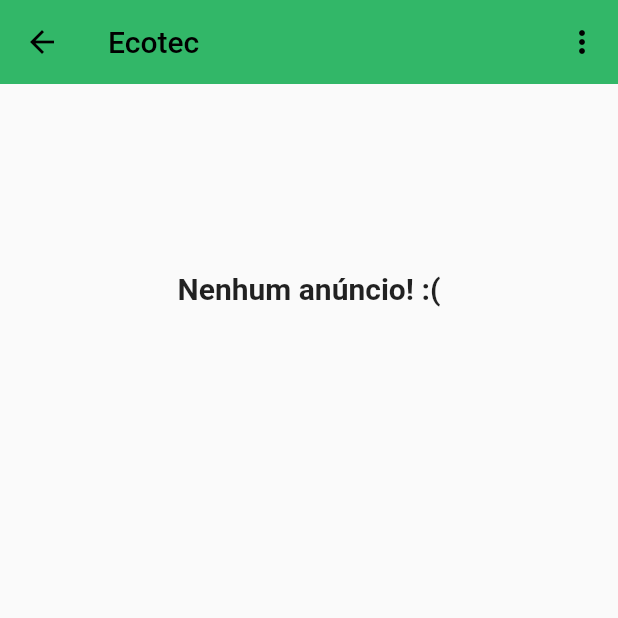
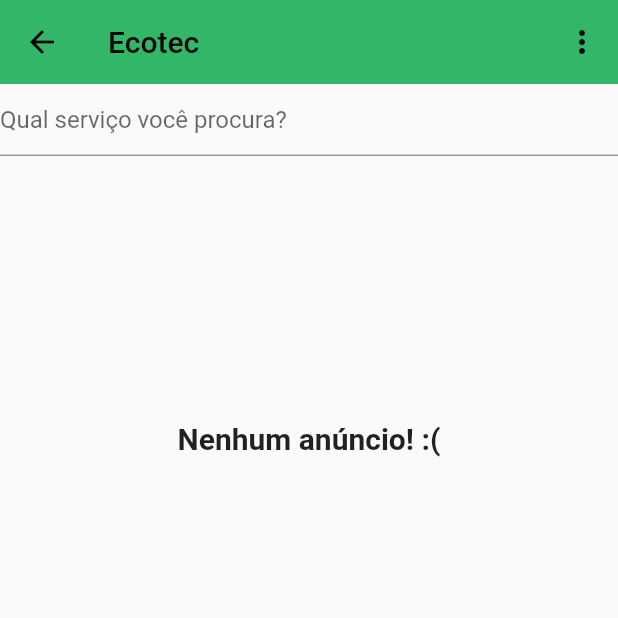
Before and after one commit to jorgedobkovski/ecotec-app, a Flutter app: the screen it shows after launch, on a phone screen of 412 x 824 dp, the top half of it. Run offline on Flutter 3.47's test engine with Material 2 defaults, Android fonts, the phone set to English and light mode, and no system bars; our stand-ins replace brasil_fields, cloud_firestore, firebase_auth, firebase_core, firebase_storage, flutter_swiper_null_safety and 1 more; missing offline and left inert: validadores; accounts and stored records are empty.

Commit message:
feat: adding searching bar in index page

```diff
--- a/lib/models/Offer.dart
+++ b/lib/models/Offer.dart
@@ -6,6 +6,7 @@
   String _location= "";
   String _category= "";
   String _title= "";
+  String _titleToLowerCase= "";
   String _price= "";
   String _description= "";
   String _userId = "";
@@ -23,6 +24,7 @@
     this.location = documentSnapshot["location"];
     this.category = documentSnapshot["category"];
     this.title = documentSnapshot["title"];
+    this.titleToLowerCase = documentSnapshot["titleToLowerCase"];
     this.price = documentSnapshot["price"];
     this.description = documentSnapshot["description"];
     this.userId = documentSnapshot["userId"];
@@ -44,6 +46,7 @@
       "location": this.location,
       "category": this.category,
       "title": this.title,
+      "titleToLowerCase": this.titleToLowerCase,
       "price": this.price,
       "description": this.description,
       "userId": this.userId,
@@ -101,4 +104,10 @@
   set userId(String value) {
     _userId = value;
   }
+
+  String get titleToLowerCase => _titleToLowerCase;
+
+  set titleToLowerCase(String value) {
+    _titleToLowerCase = value;
+  }
 }
--- a/lib/views/Index.dart
+++ b/lib/views/Index.dart
@@ -2,6 +2,7 @@
 
 import 'package:cloud_firestore/cloud_firestore.dart';
 import 'package:ecotec/models/Offer.dart';
+import 'package:ecotec/views/widgets/CustomSearchBar.dart';
 import 'package:ecotec/views/widgets/MainFilterWidget.dart';
 import 'package:ecotec/views/widgets/OfferWidget.dart';
 import 'package:firebase_auth/firebase_auth.dart';
@@ -17,12 +18,17 @@
 class _IndexState extends State<Index> {
 
   List<String> _menuItems = [""];
+  String _selectedCategoryIndex = "";
   final _controller = StreamController<QuerySnapshot>.broadcast();
 
   _logoutUser() async{
     FirebaseAuth auth = FirebaseAuth.instance;
     await auth.signOut();
     Navigator.pushNamed(context, "/login");
+  }
+
+  void callbackDaAppBar(String variavel){
+    setState((){_selectedCategoryIndex = variavel;});
   }
 
   Future _verifyUser() async{
@@ -99,9 +105,22 @@
       ),
       body: Container(
         child: Column(children: <Widget>[
-          Container(
-            height: 100,
-            child: MainFilterWidget(controller: _controller,),
+          Column(children: <Widget>[
+            Container(
+              height: 100,
+              child: CustomSearchBar(
+                controller: _controller,
+                selectedCategory: _selectedCategoryIndex,
+              ),
+            ),
+            Container(
+              height: 100,
+              child: MainFilterWidget(
+                controller: _controller,
+                callback: callbackDaAppBar,
+              ),
+            ),
+          ],
           ),
           StreamBuilder(
             stream: _controller.stream,
--- a/lib/views/New_Offer.dart
+++ b/lib/views/New_Offer.dart
@@ -304,6 +304,7 @@
                     hint: "Título",
                     onSaved: (title){
                       _offer.title = title!;
+                      _offer.titleToLowerCase = title!.toLowerCase();
                     },
                     validator: (value){
                       return Validador()
--- /dev/null
+++ b/lib/views/widgets/CustomSearchBar.dart
@@ -0,0 +1,48 @@
+import 'dart:async';
+
+import 'package:cloud_firestore/cloud_firestore.dart';
+import 'package:flutter/material.dart';
+
+class CustomSearchBar extends StatelessWidget {
+  CustomSearchBar({super.key, required this.controller, required this.selectedCategory});
+
+  final TextEditingController _searchController = TextEditingController();
+  final StreamController<QuerySnapshot> controller;
+  final String selectedCategory;
+
+  Future<void> _searchOffers() async{
+    FirebaseFirestore db = FirebaseFirestore.instance;
+    Query query = db.collection("offers");
+
+    if(selectedCategory.isNotEmpty){
+      query = query
+          .where("category", isEqualTo: selectedCategory)
+          .where("titleToLowerCase", isGreaterThanOrEqualTo: _searchController.text.toLowerCase())
+          .where("titleToLowerCase", isLessThan: _searchController.text.toLowerCase() + 'z');
+    }else{
+      query = query
+          .where("titleToLowerCase", isGreaterThanOrEqualTo: _searchController.text.toLowerCase())
+          .where("titleToLowerCase", isLessThan: _searchController.text.toLowerCase() + 'z');
+    }
+
+
+    Stream<QuerySnapshot> stream = query.snapshots();
+
+    stream.listen((data) {
+      controller.add(data);
+    });
+  }
+
+  @override
+  Widget build(BuildContext context) {
+    return TextField(
+      controller: _searchController,
+      decoration: InputDecoration(
+        hintText: 'Qual serviço você procura?',
+      ),
+      onChanged: (query){
+        _searchOffers();
+      },
+    );
+  }
+}
--- a/lib/views/widgets/MainFilterWidget.dart
+++ b/lib/views/widgets/MainFilterWidget.dart
@@ -3,10 +3,13 @@
 import 'package:ecotec/models/Category.dart';
 import 'package:flutter/material.dart';
 
+import '../../models/Offer.dart';
+
 class MainFilterWidget extends StatefulWidget {
-  const MainFilterWidget({super.key, required this.controller});
+  MainFilterWidget({super.key, required this.controller, required this.callback});
 
   final StreamController<QuerySnapshot> controller;
+  final Function callback;
 
   @override
   State<MainFilterWidget> createState() => _MainFilterWidgetState();
@@ -18,7 +21,11 @@
   String _selectedCategory = "";
 
   get controller => widget.controller;
+  get callback => widget.callback;
 
+  String getSelectedCategory() {
+    return _selectedCategory;
+  }
 
   Future<void> _filterOffers() async{
     FirebaseFirestore db = FirebaseFirestore.instance;
@@ -91,7 +98,13 @@
                     return GestureDetector(
                       onTap: () {
                         setState(() {
-                          _selectedCategory = category.id;
+                          if(_selectedCategory != category.id){
+                            _selectedCategory = category.id;
+                            callback(category.id);
+                          } else{
+                            _selectedCategory = "";
+                            callback("");
+                          }
                           _filterOffers();
                         });
                       },
--- a/pubspec.yaml
+++ b/pubspec.yaml
@@ -44,6 +44,7 @@
   validadores: ^1.0.9
   brasil_fields: ^1.14.0
   flutter_swiper_null_safety: ^1.0.2
+  provider: ^6.0.5
 
 
 dev_dependencies:
```
Also changed, not shown: pubspec.lock.
